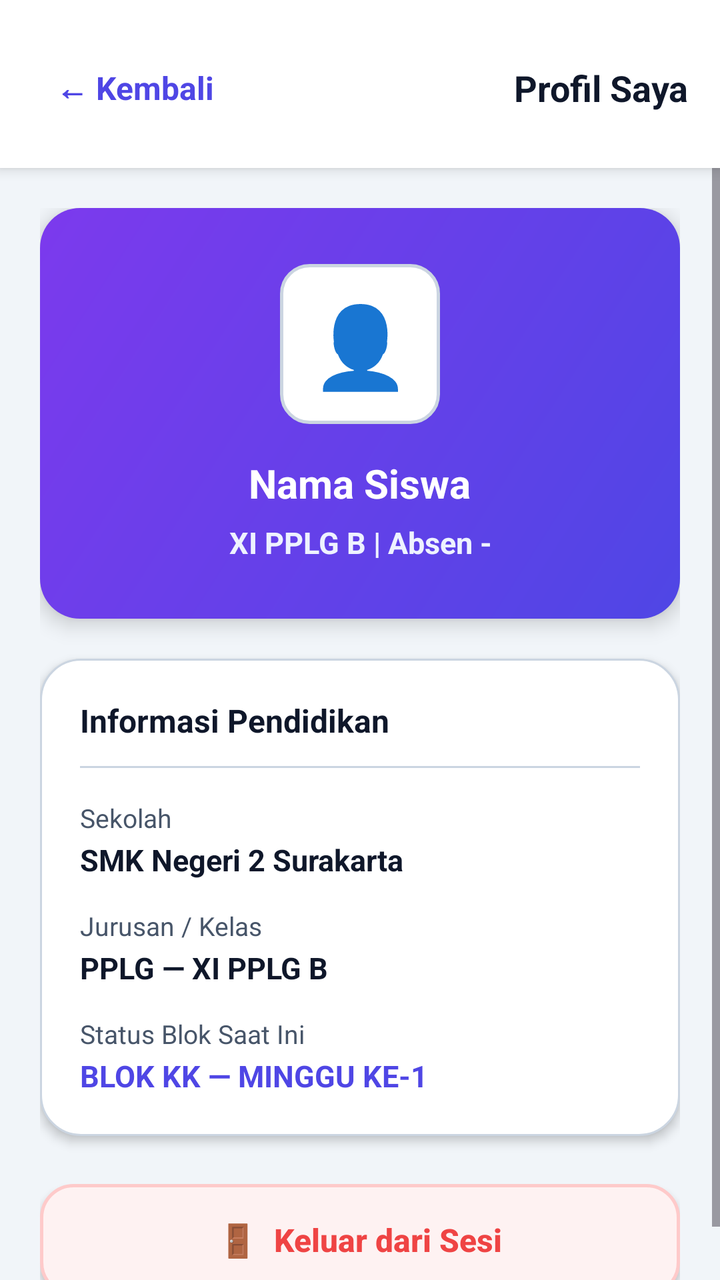
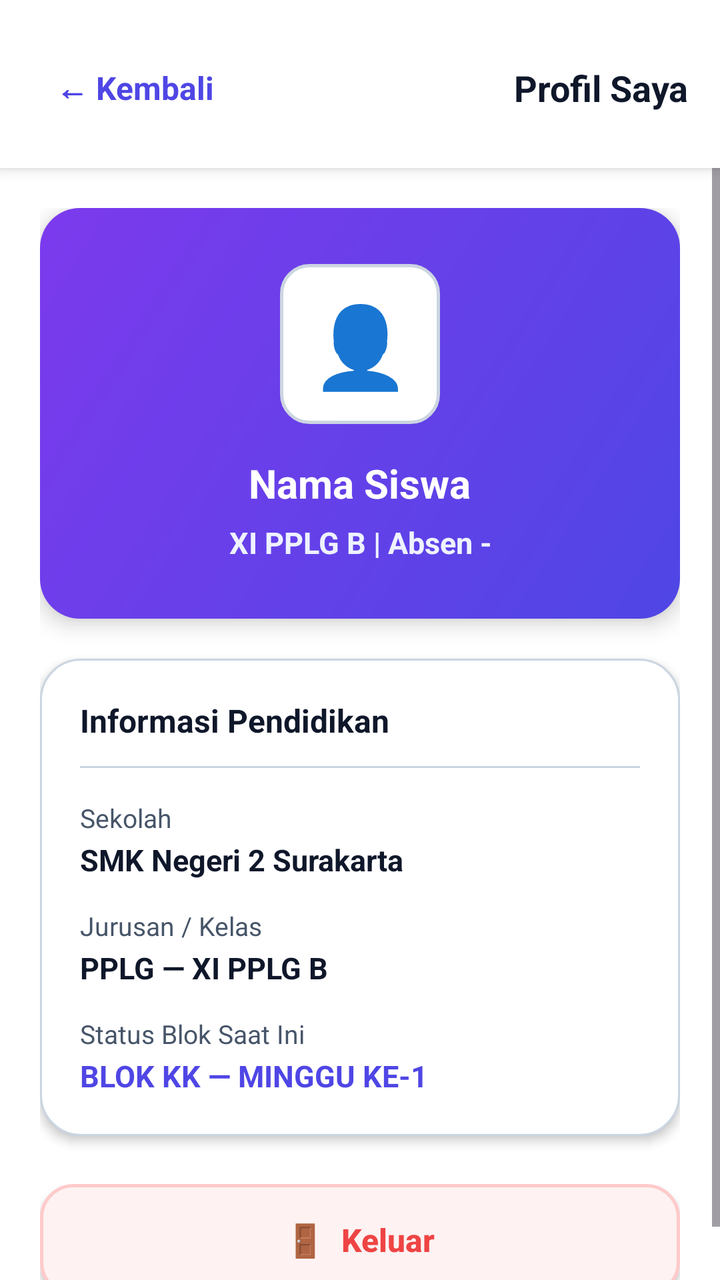

Screens rendered from an Android XML layout before and after an edit, with the pre-edit source and the edit as a unified diff.
<!-- AndroidManifest.xml: application theme Theme.XIPPLGBInfoSpace -->
<!-- res/layout/activity_profile.xml -->
<?xml version="1.0" encoding="utf-8"?>
<LinearLayout xmlns:android="http://schemas.android.com/apk/res/android"
    android:layout_width="match_parent"
    android:layout_height="match_parent"
    android:background="@color/bg_main"
    android:fitsSystemWindows="true"
    android:orientation="vertical">

    
    <LinearLayout
        android:layout_width="match_parent"
        android:layout_height="wrap_content"
        android:background="@color/white"
        android:elevation="4dp"
        android:gravity="center_vertical"
        android:orientation="horizontal"
        android:paddingStart="16dp"
        android:paddingTop="20dp"
        android:paddingEnd="16dp"
        android:paddingBottom="16dp">

        <TextView
            android:id="@+id/btnBackProfile"
            android:layout_width="wrap_content"
            android:layout_height="wrap_content"
            android:background="?attr/selectableItemBackground"
            android:clickable="true"
            android:focusable="true"
            android:gravity="center_vertical"
            android:minHeight="48dp"
            android:paddingStart="12dp"
            android:paddingTop="8dp"
            android:paddingEnd="16dp"
            android:paddingBottom="8dp"
            android:text="← Kembali"
            android:textColor="@color/primary_indigo"
            android:textSize="16sp"
            android:textStyle="bold" />

        <TextView
            android:layout_width="0dp"
            android:layout_height="wrap_content"
            android:layout_weight="1"
            android:gravity="end|center_vertical"
            android:text="Profil Saya"
            android:textColor="@color/text_primary"
            android:textSize="18sp"
            android:textStyle="bold" />
    </LinearLayout>

    <ScrollView
        android:layout_width="match_parent"
        android:layout_height="match_parent"
        android:fillViewport="true">

        <LinearLayout
            android:layout_width="match_parent"
            android:layout_height="wrap_content"
            android:orientation="vertical"
            android:padding="20dp">

            
            <LinearLayout
                android:layout_width="match_parent"
                android:layout_height="wrap_content"
                android:background="@drawable/bg_banner_gradient"
                android:elevation="6dp"
                android:gravity="center"
                android:orientation="vertical"
                android:padding="28dp">

                <TextView
                    android:layout_width="80dp"
                    android:layout_height="80dp"
                    android:background="@drawable/bg_button_inactive"
                    android:gravity="center"
                    android:text="👤"
                    android:textSize="40sp" />

                <TextView
                    android:id="@+id/tvProfileName"
                    android:layout_width="wrap_content"
                    android:layout_height="wrap_content"
                    android:layout_marginTop="16dp"
                    android:gravity="center"
                    android:text="Nama Siswa"
                    android:textColor="@color/white"
                    android:textSize="20sp"
                    android:textStyle="bold" />

                <TextView
                    android:id="@+id/tvProfileClassAbsent"
                    android:layout_width="wrap_content"
                    android:layout_height="wrap_content"
                    android:layout_marginTop="6dp"
                    android:gravity="center"
                    android:text="XI PPLG B | Absen -"
                    android:textColor="#EEF2FF"
                    android:textSize="15sp"
                    android:textStyle="bold" />
            </LinearLayout>

            
            <LinearLayout
                android:layout_width="match_parent"
                android:layout_height="wrap_content"
                android:layout_marginTop="20dp"
                android:background="@drawable/bg_card"
                android:elevation="3dp"
                android:orientation="vertical"
                android:padding="20dp">

                <TextView
                    android:layout_width="wrap_content"
                    android:layout_height="wrap_content"
                    android:text="Informasi Pendidikan"
                    android:textColor="@color/text_primary"
                    android:textSize="16sp"
                    android:textStyle="bold" />

                <View
                    android:layout_width="match_parent"
                    android:layout_height="1dp"
                    android:layout_marginTop="12dp"
                    android:layout_marginBottom="16dp"
                    android:background="@color/border_light" />

                <TextView
                    android:layout_width="wrap_content"
                    android:layout_height="wrap_content"
                    android:text="Sekolah"
                    android:textColor="@color/text_secondary"
                    android:textSize="13sp" />

                <TextView
                    android:layout_width="wrap_content"
                    android:layout_height="wrap_content"
                    android:layout_marginTop="2dp"
                    android:text="SMK Negeri 2 Surakarta"
                    android:textColor="@color/text_primary"
                    android:textSize="15sp"
                    android:textStyle="bold" />

                <TextView
                    android:layout_width="wrap_content"
                    android:layout_height="wrap_content"
                    android:layout_marginTop="14dp"
                    android:text="Jurusan / Kelas"
                    android:textColor="@color/text_secondary"
                    android:textSize="13sp" />

                <TextView
                    android:layout_width="wrap_content"
                    android:layout_height="wrap_content"
                    android:layout_marginTop="2dp"
                    android:text="PPLG — XI PPLG B"
                    android:textColor="@color/text_primary"
                    android:textSize="15sp"
                    android:textStyle="bold" />

                <TextView
                    android:layout_width="wrap_content"
                    android:layout_height="wrap_content"
                    android:layout_marginTop="14dp"
                    android:text="Status Blok Saat Ini"
                    android:textColor="@color/text_secondary"
                    android:textSize="13sp" />

                <TextView
                    android:id="@+id/tvProfileBlockStatus"
                    android:layout_width="wrap_content"
                    android:layout_height="wrap_content"
                    android:layout_marginTop="2dp"
                    android:text="BLOK KK — MINGGU KE-1"
                    android:textColor="@color/primary_indigo"
                    android:textSize="15sp"
                    android:textStyle="bold" />
            </LinearLayout>

            
            <androidx.appcompat.widget.AppCompatButton
                android:id="@+id/btnLogoutProfile"
                android:layout_width="match_parent"
                android:layout_height="56dp"
                android:layout_marginTop="24dp"
                android:background="@drawable/bg_btn_logout"
                android:text="🚪  Keluar dari Sesi"
                android:textAllCaps="false"
                android:textColor="@color/danger_red"
                android:textSize="16sp"
                android:textStyle="bold" />

        </LinearLayout>
    </ScrollView>
</LinearLayout>
<!-- resources referenced by this layout -->
<resources>
  <color name="bg_main">#F1F5F9</color>
  <color name="border_light">#CBD5E1</color>
  <color name="danger_red">#EF4444</color>
  <color name="primary_indigo">#4F46E5</color>
  <color name="text_primary">#0F172A</color>
  <color name="text_secondary">#475569</color>
  <color name="white">#FFFFFF</color>
  <!-- drawable bg_banner_gradient (drawable) -->
  <?xml version="1.0" encoding="utf-8"?>
  <shape xmlns:android="http://schemas.android.com/apk/res/android"
      android:shape="rectangle">
      <gradient
          android:angle="135"
          android:endColor="#7C3AED"
          android:startColor="#4F46E5"
          android:type="linear" />
      <corners android:radius="20dp" />
  </shape>
  <!-- drawable bg_btn_logout (drawable) -->
  <?xml version="1.0" encoding="utf-8"?>
  <shape xmlns:android="http://schemas.android.com/apk/res/android"
      android:shape="rectangle">
      <solid android:color="#FEF2F2" />
      <corners android:radius="16dp" />
      <stroke
          android:width="1.5dp"
          android:color="#FECACA" />
  </shape>
  <!-- drawable bg_button_inactive (drawable) -->
  <?xml version="1.0" encoding="utf-8"?>
  <shape xmlns:android="http://schemas.android.com/apk/res/android"
      android:shape="rectangle">
      <solid android:color="@color/white" />
      <corners android:radius="14dp" />
      <stroke
          android:width="1.5dp"
          android:color="@color/border_light" />
  </shape>
  <!-- drawable bg_card (drawable) -->
  <?xml version="1.0" encoding="utf-8"?>
  <shape xmlns:android="http://schemas.android.com/apk/res/android"
      android:shape="rectangle">
      <solid android:color="@color/white" />
      <corners android:radius="20dp" />
      <stroke
          android:width="1dp"
          android:color="@color/border_light" />
  </shape>
  <style name="Theme.XIPPLGBInfoSpace" parent="Base.Theme.XIPPLGBInfoSpace" />
  <style name="Base.Theme.XIPPLGBInfoSpace" parent="Theme.Material3.DayNight.NoActionBar">
          
          
      </style>
</resources>

<!-- the commit's change to res/layout/activity_profile.xml (unified diff, before → after) -->
@@ -184,7 +184,7 @@
                 android:layout_height="56dp"
                 android:layout_marginTop="24dp"
                 android:background="@drawable/bg_btn_logout"
-                android:text="🚪  Keluar dari Sesi"
+                android:text="🚪  Keluar"
                 android:textAllCaps="false"
                 android:textColor="@color/danger_red"
                 android:textSize="16sp"
<!-- resource entries referenced after the edit -->
@@ -1,6 +1,6 @@
 <!-- resources referenced by this layout -->
 <resources>
-  <color name="bg_main">#F1F5F9</color>
+  <color name="bg_main">#FFFFFF</color>
   <color name="border_light">#CBD5E1</color>
   <color name="danger_red">#EF4444</color>
   <color name="primary_indigo">#4F46E5</color>
